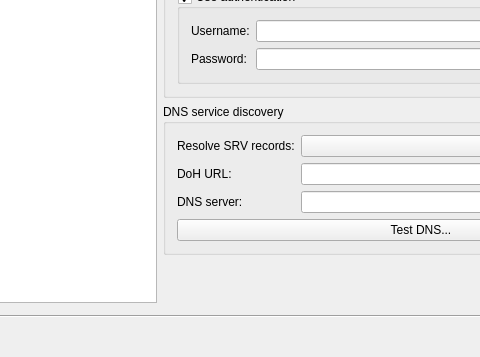
The window that src/proxy.ui (psi-im/psi) describes before a commit, drawn with Qt 5; both pictures show x 110 to 590 and y 123 to 480 of the 800 by 480 pixel window.
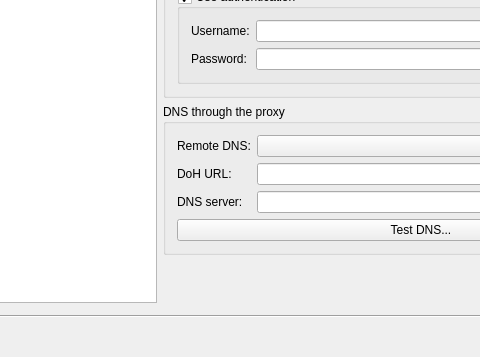
The same window after the commit. Custom widgets are drawn as their Qt base class.

Commit message: Look up the server through proxies with the Iris remote DNS API

Diff of the .ui file:
```diff
--- a/src/proxy.ui
+++ b/src/proxy.ui
@@ -172,13 +172,13 @@
      <item>
       <widget class="QGroupBox" name="gr_dns">
        <property name="title">
-        <string>DNS service discovery</string>
+        <string>DNS through the proxy</string>
        </property>
        <layout class="QGridLayout" name="dnsGridLayout">
         <item row="0" column="0">
          <widget class="QLabel" name="lb_dns_mode">
           <property name="text">
-           <string>Resolve SRV records:</string>
+           <string>Remote DNS:</string>
           </property>
          </widget>
         </item>
```
The commit also changes 11 other files.
